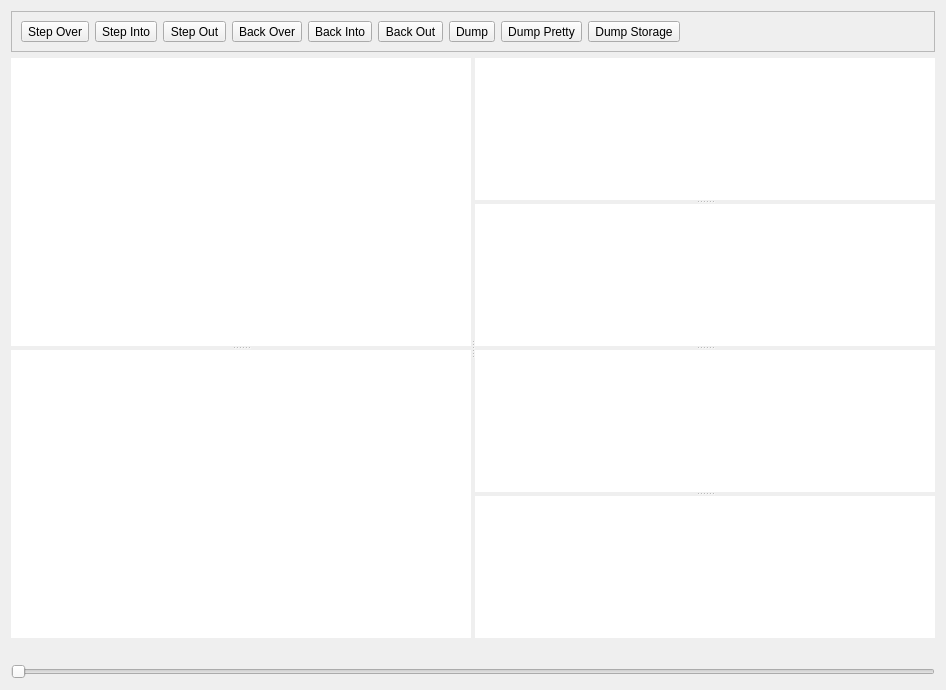
This is alethzero/Debugger.ui in ethereum-mining/ethminer as Qt 5 draws it before an edit. The edited form follows.
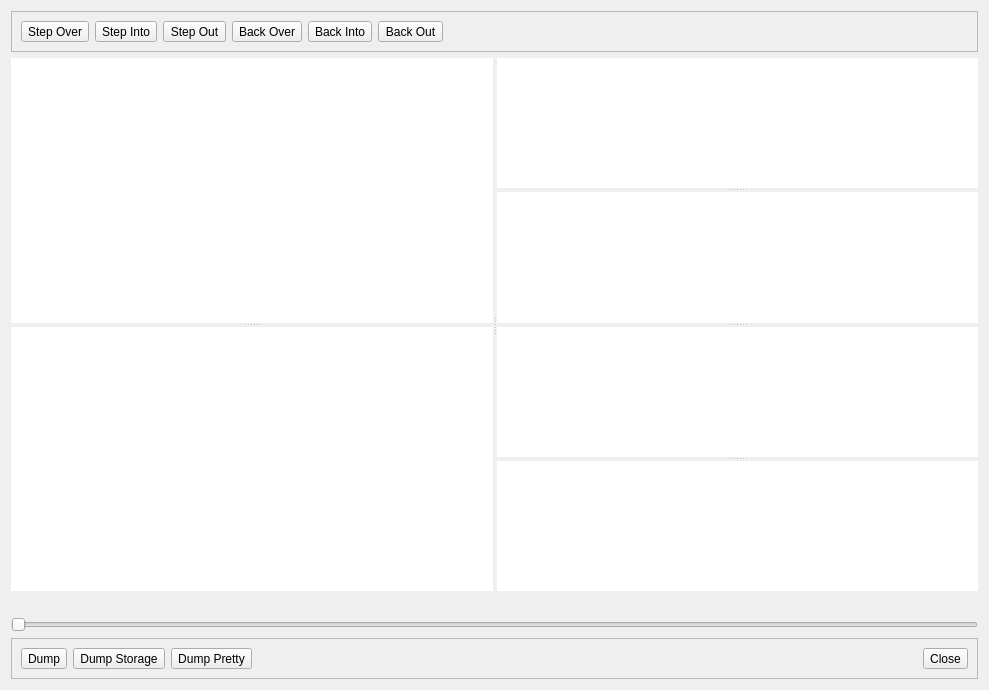
This is the edited form.

Commit message: Use external debugger.

```diff
--- a/alethzero/Debugger.ui
+++ b/alethzero/Debugger.ui
@@ -6,7 +6,7 @@
    <rect>
     <x>0</x>
     <y>0</y>
-    <width>946</width>
+    <width>989</width>
     <height>690</height>
    </rect>
   </property>
@@ -65,27 +65,6 @@
         </property>
        </widget>
       </item>
-      <item>
-       <widget class="QToolButton" name="dump">
-        <property name="text">
-         <string>Dump</string>
-        </property>
-       </widget>
-      </item>
-      <item>
-       <widget class="QToolButton" name="dumpPretty">
-        <property name="text">
-         <string>Dump Pretty</string>
-        </property>
-       </widget>
-      </item>
-      <item>
-       <widget class="QToolButton" name="dumpStorage">
-        <property name="text">
-         <string>Dump Storage</string>
-        </property>
-       </widget>
-      </item>
       <item>
        <spacer name="horizontalSpacer">
         <property name="orientation">
@@ -231,6 +210,59 @@
      </property>
     </widget>
    </item>
+   <item>
+    <widget class="QFrame" name="frame_2">
+     <property name="frameShape">
+      <enum>QFrame::StyledPanel</enum>
+     </property>
+     <property name="frameShadow">
+      <enum>QFrame::Raised</enum>
+     </property>
+     <layout class="QHBoxLayout" name="horizontalLayout_2">
+      <item>
+       <widget class="QToolButton" name="dump">
+        <property name="text">
+         <string>Dump</string>
+        </property>
+       </widget>
+      </item>
+      <item>
+       <widget class="QToolButton" name="dumpStorage">
+        <property name="text">
+         <string>Dump Storage</string>
+        </property>
+       </widget>
+      </item>
+      <item>
+       <widget class="QToolButton" name="dumpPretty">
+        <property name="text">
+         <string>Dump Pretty</string>
+        </property>
+       </widget>
+      </item>
+      <item>
+       <spacer name="horizontalSpacer_2">
+        <property name="orientation">
+         <enum>Qt::Horizontal</enum>
+        </property>
+        <property name="sizeHint" stdset="0">
+         <size>
+          <width>577</width>
+          <height>20</height>
+         </size>
+        </property>
+       </spacer>
+      </item>
+      <item>
+       <widget class="QToolButton" name="close">
+        <property name="text">
+         <string>Close</string>
+        </property>
+       </widget>
+      </item>
+     </layout>
+    </widget>
+   </item>
   </layout>
  </widget>
  <resources/>
```
The commit also changes 3 other files.
